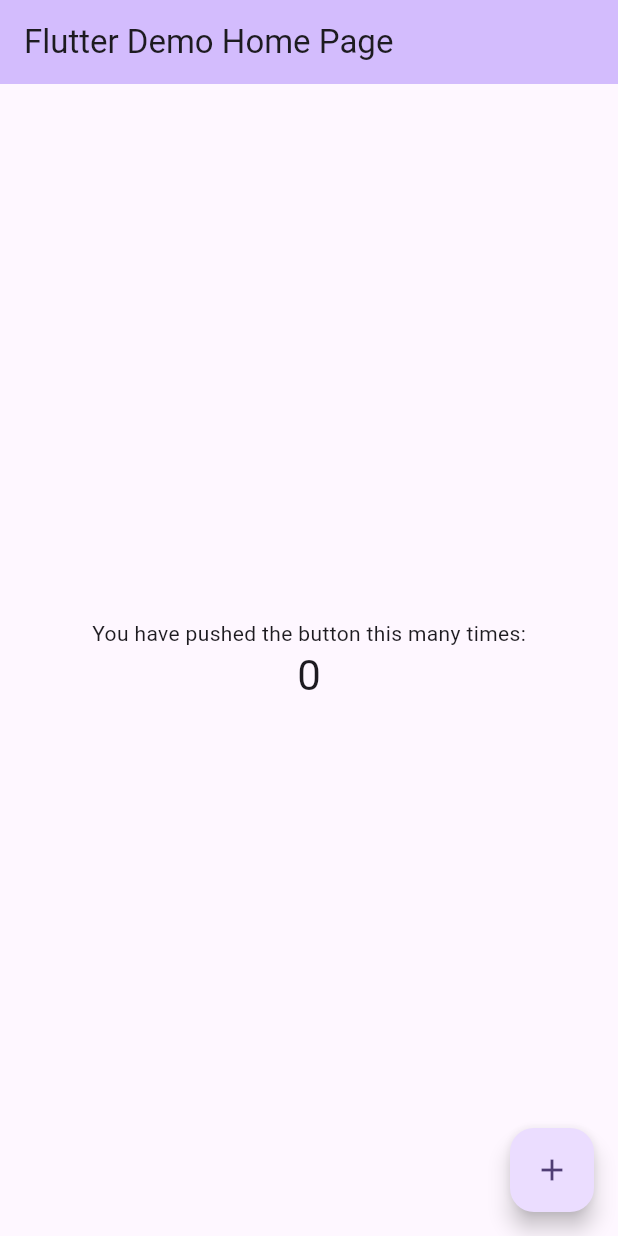
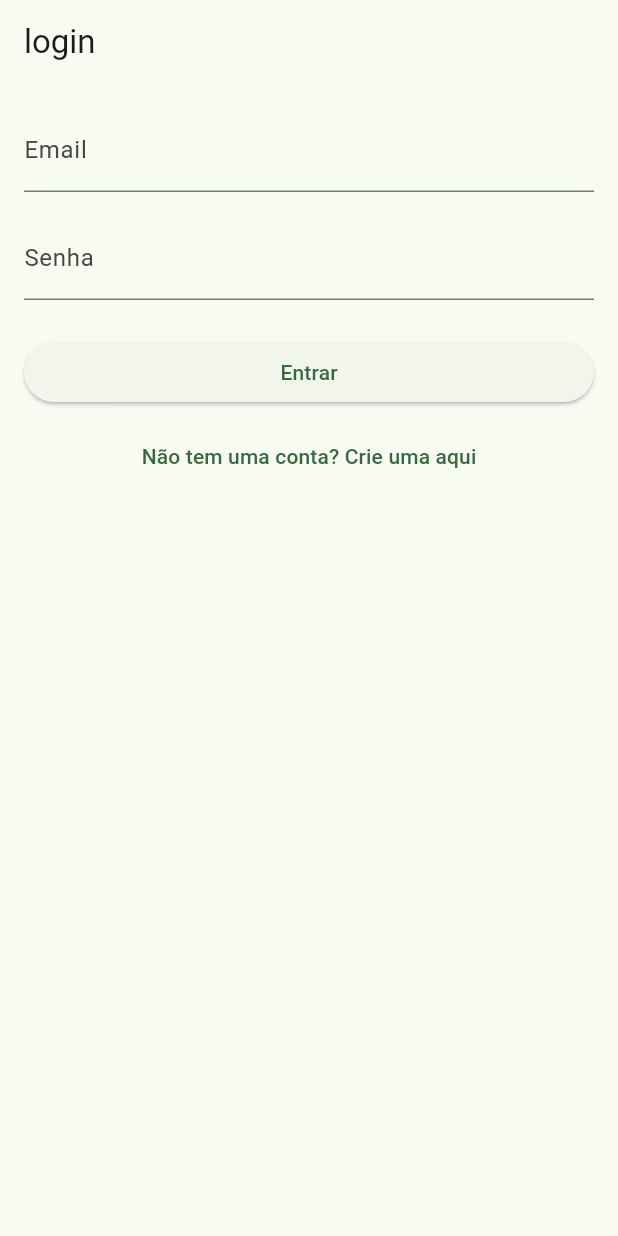
Before and after one commit to jlgozzi/safeguard, a Flutter app: the screen it shows after launch, on a phone screen of 412 x 824 dp. Run offline on Flutter 3.47's test engine with Material 3 defaults, Android fonts, the phone set to English and light mode, and no system bars; our stand-ins replace drift, sqlite3_flutter_libs; missing offline and left inert: sqlite3; accounts and stored records are empty; generated files the repository leaves out were written again.

Commit message:
login + sigins screens

```diff
--- a/lib/main.dart
+++ b/lib/main.dart
@@ -1,4 +1,5 @@
 import 'package:flutter/material.dart';
+import 'package:safeguard/screens/login/login_page.dart';
 
 void main() {
   runApp(const MyApp());
@@ -28,10 +29,22 @@ class MyApp extends StatelessWidget {
         //
         // This works for code too, not just values: Most code changes can be
         // tested with just a hot reload.
-        colorScheme: ColorScheme.fromSeed(seedColor: Colors.deepPurple),
+        colorScheme: ColorScheme.fromSeed(
+            seedColor: const Color.fromARGB(255, 8, 202, 89)),
         useMaterial3: true,
+        primaryColorDark: const Color.fromRGBO(30, 35, 44, 100),
+
+        primaryColor: Colors.blue,
+        fontFamily: 'Roboto', // Defina a fonte padrão para todo o aplicativo
+        textTheme: const TextTheme(
+          displayLarge: TextStyle(
+              fontSize: 24, fontWeight: FontWeight.bold, color: Colors.black),
+          bodyLarge: TextStyle(fontSize: 16, color: Colors.grey),
+          // Adici
+        ),
       ),
-      home: const MyHomePage(title: 'Flutter Demo Home Page'),
+      // home: const MyHomePage(title: 'Flutter Demo Home Page'),
+      home: const LoginScreen(),
     );
   }
 }
--- /dev/null
+++ b/lib/screens/login/login_page.dart
@@ -0,0 +1,96 @@
+import 'package:flutter/material.dart';
+import 'package:safeguard/screens/signin/sigin_page.dart';
+
+class LoginScreen extends StatelessWidget {
+  const LoginScreen({super.key});
+
+  @override
+  Widget build(BuildContext ctx) {
+    return Scaffold(
+      appBar: AppBar(
+        title: const Text('login'),
+      ),
+      body: const Padding(padding: EdgeInsets.all(16.0), child: LoginForm()),
+    );
+  }
+}
+
+class LoginForm extends StatefulWidget {
+  const LoginForm({super.key});
+
+  @override
+  _LoginFormState createState() => _LoginFormState();
+}
+
+class _LoginFormState extends State<LoginForm> {
+  final GlobalKey<FormState> _formKey = GlobalKey<FormState>();
+  String _email = '';
+  String _password = '';
+
+  void _submitForm() {
+    // if (_formKey.currentState.validate()) {
+    //   // Processar a autenticação do usuário aqui
+    //   // Exemplo de como acessar os dados do formulário:
+    //   print('Email: $_email');
+    //   print('Password: $_password');
+    //   // Aqui você pode chamar a função de autenticação
+    // }
+  }
+
+  @override
+  Widget build(BuildContext context) {
+    return Form(
+      key: _formKey,
+      child: Column(
+        crossAxisAlignment: CrossAxisAlignment.stretch,
+        children: <Widget>[
+          TextFormField(
+            decoration: const InputDecoration(labelText: 'Email'),
+            validator: (value) {
+              if (value!.isEmpty) {
+                return 'Por favor, insira um email válido';
+              }
+              return null;
+            },
+            onChanged: (value) {
+              setState(() {
+                _email = value.trim();
+              });
+            },
+          ),
+          const SizedBox(height: 16.0),
+          TextFormField(
+            decoration: const InputDecoration(labelText: 'Senha'),
+            obscureText: true,
+            validator: (value) {
+              if (value!.isEmpty) {
+                return 'Por favor, insira uma senha válida';
+              }
+              return null;
+            },
+            onChanged: (value) {
+              setState(() {
+                _password = value.trim();
+              });
+            },
+          ),
+          const SizedBox(height: 24.0),
+          ElevatedButton(
+            onPressed: _submitForm,
+            child: const Text('Entrar'),
+          ),
+          const SizedBox(height: 8.0),
+          TextButton(
+            onPressed: () {
+              Navigator.push(
+                context,
+                MaterialPageRoute(builder: (context) => const RegisterScreen()),
+              );
+            },
+            child: const Text('Não tem uma conta? Crie uma aqui'),
+          ),
+        ],
+      ),
+    );
+  }
+}
```
Also changed, not shown: lib/database/app_database.dart (added, +58 -0 lines), lib/screens/signin/sigin_page.dart (added, +134 -0 lines), pubspec.yaml (+9 -4 lines), pubspec.lock, 5 other files.
